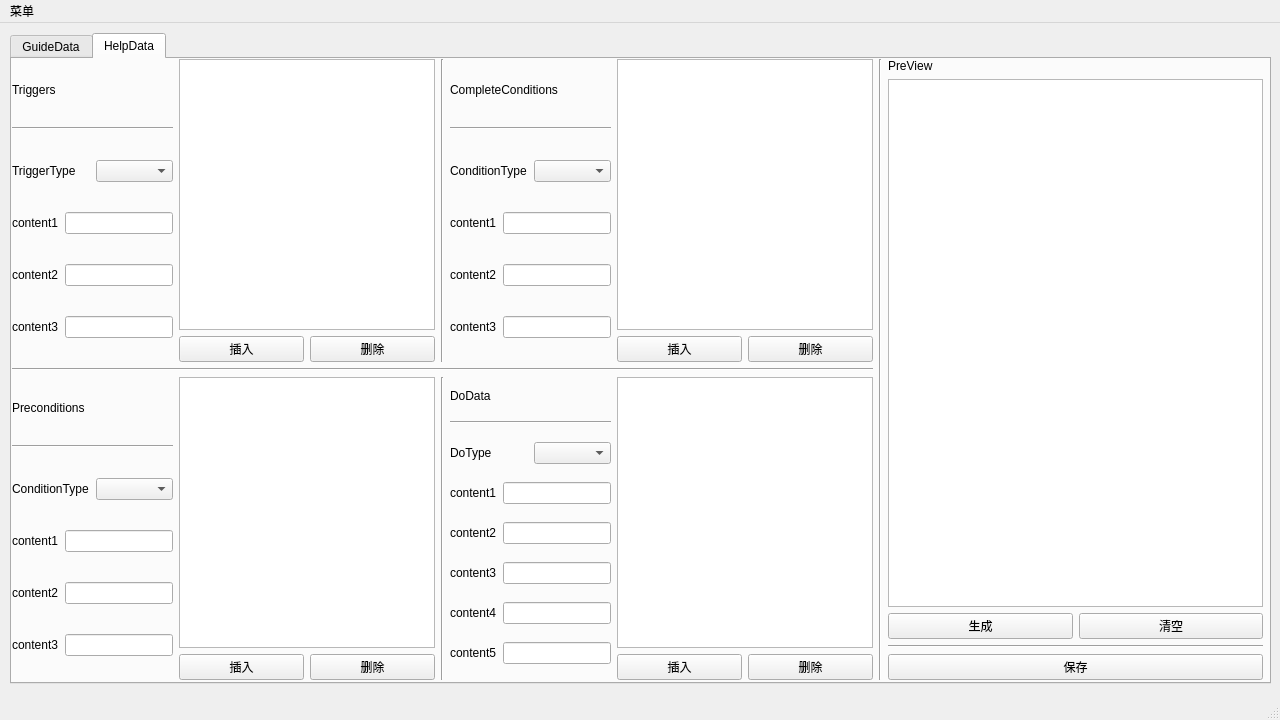
This is GDToolVer3.0/NewGDToolMainWindow.ui in exialk2012/PyQt5Project as Qt 5 draws it before an edit. The edited form follows.
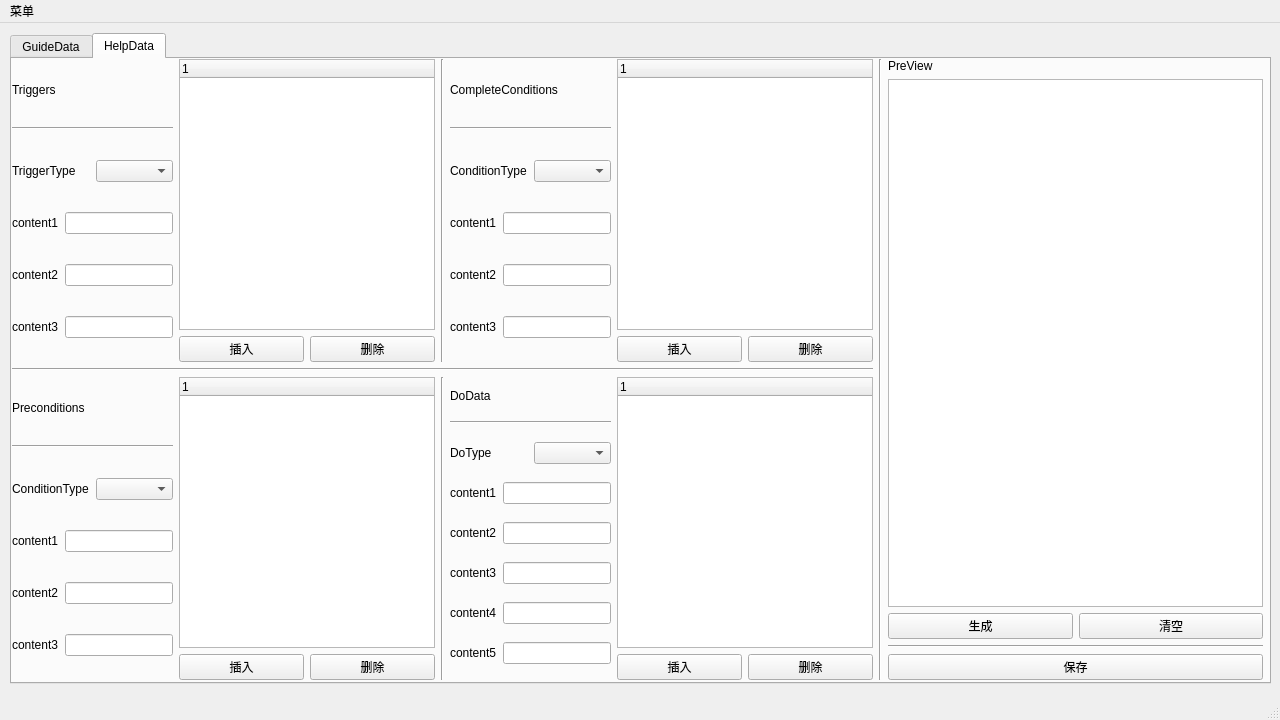
This is the edited form. The open tabs and pages were chosen to show the change.

Commit message: Updata UILayout and pyfile

Patch:
```diff
--- a/GDToolVer3.0/NewGDToolMainWindow.ui
+++ b/GDToolVer3.0/NewGDToolMainWindow.ui
@@ -644,7 +644,13 @@
              <item>
               <layout class="QVBoxLayout" name="verticalLayout_12">
                <item>
-                <widget class="QListWidget" name="help_tri_data_tree"/>
+                <widget class="QTreeWidget" name="help_tri_data_tree">
+                 <column>
+                  <property name="text">
+                   <string notr="true">1</string>
+                  </property>
+                 </column>
+                </widget>
                </item>
                <item>
                 <layout class="QHBoxLayout" name="horizontalLayout_32">
@@ -768,7 +774,13 @@
              <item>
               <layout class="QVBoxLayout" name="verticalLayout_15">
                <item>
-                <widget class="QListWidget" name="help_cond_data_tree"/>
+                <widget class="QTreeWidget" name="help_cond_data_tree">
+                 <column>
+                  <property name="text">
+                   <string notr="true">1</string>
+                  </property>
+                 </column>
+                </widget>
                </item>
                <item>
                 <layout class="QHBoxLayout" name="horizontalLayout_39">
@@ -896,7 +908,13 @@
              <item>
               <layout class="QVBoxLayout" name="verticalLayout_17">
                <item>
-                <widget class="QListWidget" name="help_pre_data_tree"/>
+                <widget class="QTreeWidget" name="help_pre_data_tree">
+                 <column>
+                  <property name="text">
+                   <string notr="true">1</string>
+                  </property>
+                 </column>
+                </widget>
                </item>
                <item>
                 <layout class="QHBoxLayout" name="horizontalLayout_45">
@@ -1056,7 +1074,13 @@
              <item>
               <layout class="QVBoxLayout" name="verticalLayout_19">
                <item>
-                <widget class="QListWidget" name="help_do_tree"/>
+                <widget class="QTreeWidget" name="help_dodata_data_tree">
+                 <column>
+                  <property name="text">
+                   <string notr="true">1</string>
+                  </property>
+                 </column>
+                </widget>
                </item>
                <item>
                 <layout class="QHBoxLayout" name="horizontalLayout_51">
```
Left out of the diff: 17 changed lines with no effect on the pictures. The commit also changes 1 other file.
